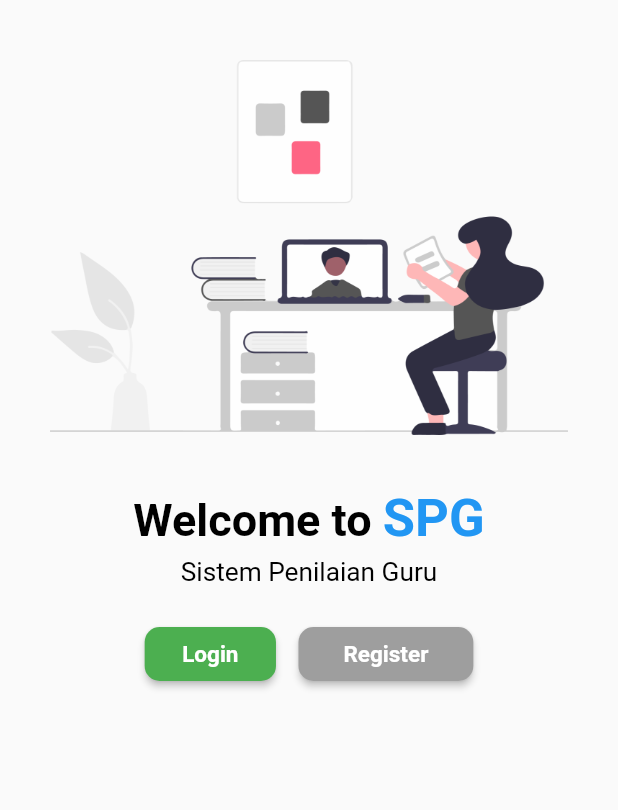
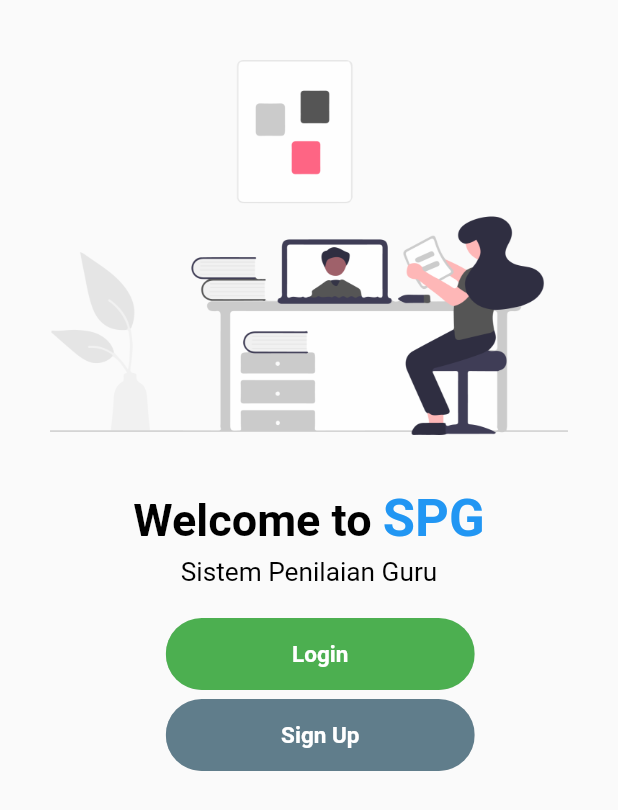
Before and after one commit to Sushi-Oriented/SistemPenilaianGuru, a Flutter app: the screen it shows after launch, on a phone screen of 412 x 824 dp. Shown: the top 810 px of the screen. Run offline on Flutter 3.47's test engine with Material 2 defaults, Android fonts, the phone set to English and light mode, and no system bars; our stand-ins replace flutter_signin_button.

Commit message:
Welcome screen modify

```diff
--- a/lib/screens/welcome/welcome_screen.dart
+++ b/lib/screens/welcome/welcome_screen.dart
@@ -1,5 +1,6 @@
 import 'package:flutter/material.dart';
-import 'package:flutter_signin_button/flutter_signin_button.dart'; //Button API
+import 'package:spg_test/components/rounded_button.dart';
+
 import 'package:spg_test/screens/login/login_screen.dart';
 import 'package:spg_test/screens/signup/signup_screen.dart';
 
@@ -52,51 +53,33 @@ class WelcomeScreenState extends State<WelcomeScreen> {
             Row(
               mainAxisAlignment: MainAxisAlignment.center,
               children: <Widget>[
-                ElevatedButton(
-                    onPressed: () => {
+                SizedBox(width: 15.0),
+                RoundedLoginButton(
+                  text: "Login",
+                  color: Colors.green,
+                  press: () => {
                     Navigator.push(
                       context,
-                            MaterialPageRoute(
-                                builder: (context) => LoginScreen()),
+                      MaterialPageRoute(builder: (context) => LoginScreen()),
                     )
                   },
-                    child: Text(
-                      'Login',
-                      style: TextStyle(
-                        fontSize: 15.0,
-                        fontWeight: FontWeight.bold,
-                        color: Colors.white,
                 ),
+              ],
             ),
-                    style: ElevatedButton.styleFrom(
-                      padding: EdgeInsets.only(left: 25.0, right: 25.0),
-                      primary: Colors.green,
-                      shape: new RoundedRectangleBorder(
-                          borderRadius: new BorderRadius.circular(10.0)),
-                    )),
-                SizedBox(width: 15.0),
-                ElevatedButton(
-                    onPressed: () => {
+            Row(
+              mainAxisAlignment: MainAxisAlignment.center,
+              children: <Widget>[
+                SizedBox(height: 60.0, width: 15.0),
+                RoundedLoginButton(
+                  text: "Sign Up",
+                  color: Colors.blueGrey,
+                  press: () => {
                     Navigator.push(
                       context,
-                            MaterialPageRoute(
-                                builder: (context) => SignUpScreen()),
+                      MaterialPageRoute(builder: (context) => SignUpScreen()),
                     )
                   },
-                    child: Text(
-                      'Register',
-                      style: TextStyle(
-                        fontSize: 15.0,
-                        fontWeight: FontWeight.bold,
-                        color: Colors.white,
                 ),
-                    ),
-                    style: ElevatedButton.styleFrom(
-                      padding: EdgeInsets.only(left: 30.0, right: 30.0),
-                      primary: Colors.grey,
-                      shape: new RoundedRectangleBorder(
-                          borderRadius: new BorderRadius.circular(10.0)),
-                    )),
               ],
             ),
             SizedBox(height: 20.0),
```
Lines whose indentation alone changed are shown as unchanged.
